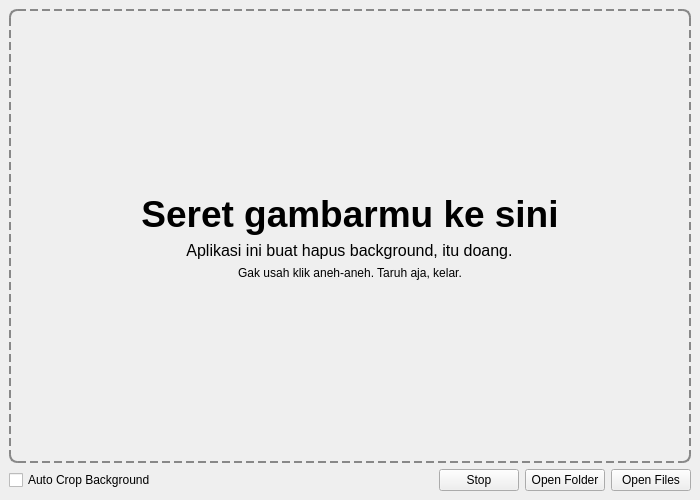
Before: the Qt Designer form APP/gui/main_window.ui in mudrikam/Keong-MAS, drawn with Qt 5.
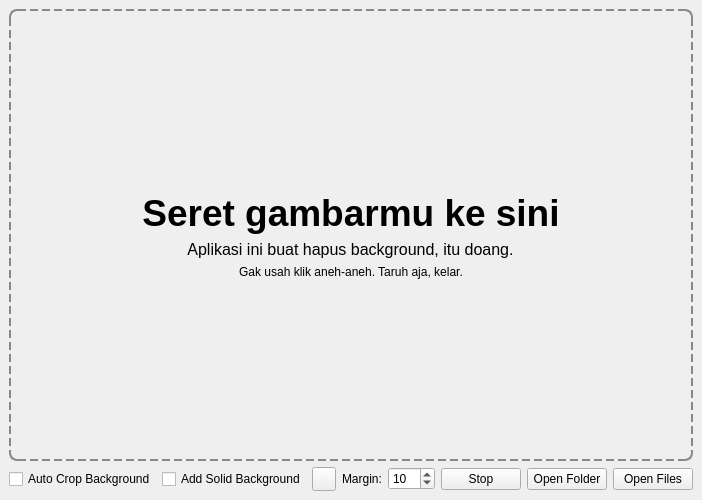
After: the same form once the commit is applied.

Commit message: feat: Add solid background functionality with configuration options for color and margin

The edit to the form file:
```diff
--- a/APP/gui/main_window.ui
+++ b/APP/gui/main_window.ui
@@ -122,11 +122,68 @@
     <item>
      <layout class="QHBoxLayout" name="horizontalLayout">
       <item>
-       <widget class="QCheckBox" name="checkBox">
-        <property name="text">
-         <string>Auto Crop Background</string>
-        </property>
-       </widget>
+       <layout class="QHBoxLayout" name="cropControlsLayout">
+        <item>
+         <widget class="QCheckBox" name="checkBox">
+          <property name="text">
+           <string>Auto Crop Background</string>
+          </property>
+         </widget>
+        </item>
+       </layout>
+      </item>
+      <item>
+       <layout class="QHBoxLayout" name="solidBgLayout">
+        <item>
+         <widget class="QCheckBox" name="solidBgCheckBox">
+          <property name="text">
+           <string>Add Solid Background</string>
+          </property>
+         </widget>
+        </item>
+        <item>
+         <widget class="QPushButton" name="colorPickerButton">
+          <property name="minimumSize">
+           <size>
+            <width>24</width>
+            <height>24</height>
+           </size>
+          </property>
+          <property name="maximumSize">
+           <size>
+            <width>24</width>
+            <height>24</height>
+           </size>
+          </property>
+          <property name="text">
+           <string/>
+          </property>
+          <property name="flat">
+           <bool>false</bool>
+          </property>
+         </widget>
+        </item>
+        <item>
+         <widget class="QLabel" name="bgMarginLabel">
+          <property name="text">
+           <string>Margin:</string>
+          </property>
+         </widget>
+        </item>
+        <item>
+         <widget class="QSpinBox" name="bgMarginSpinBox">
+          <property name="minimum">
+           <number>0</number>
+          </property>
+          <property name="maximum">
+           <number>100</number>
+          </property>
+          <property name="value">
+           <number>10</number>
+          </property>
+         </widget>
+        </item>
+       </layout>
       </item>
       <item>
        <spacer name="horizontalSpacer">
```
Left out of the diff: 2 changed lines with no effect on the pictures. The commit also changes 4 other files.
